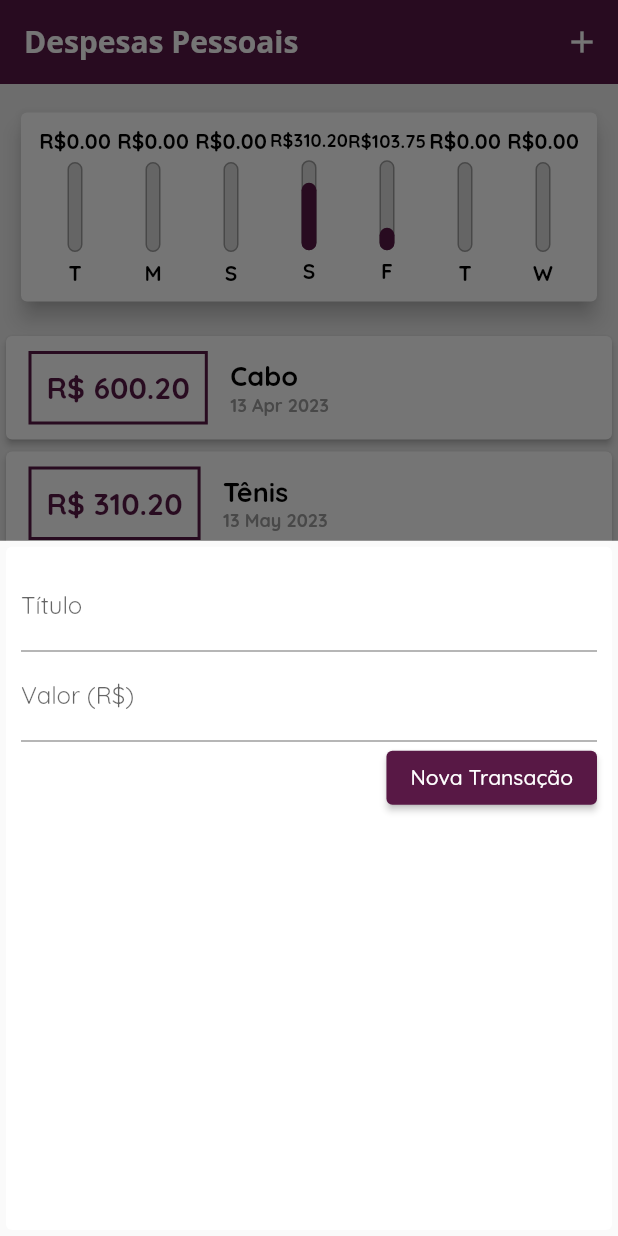
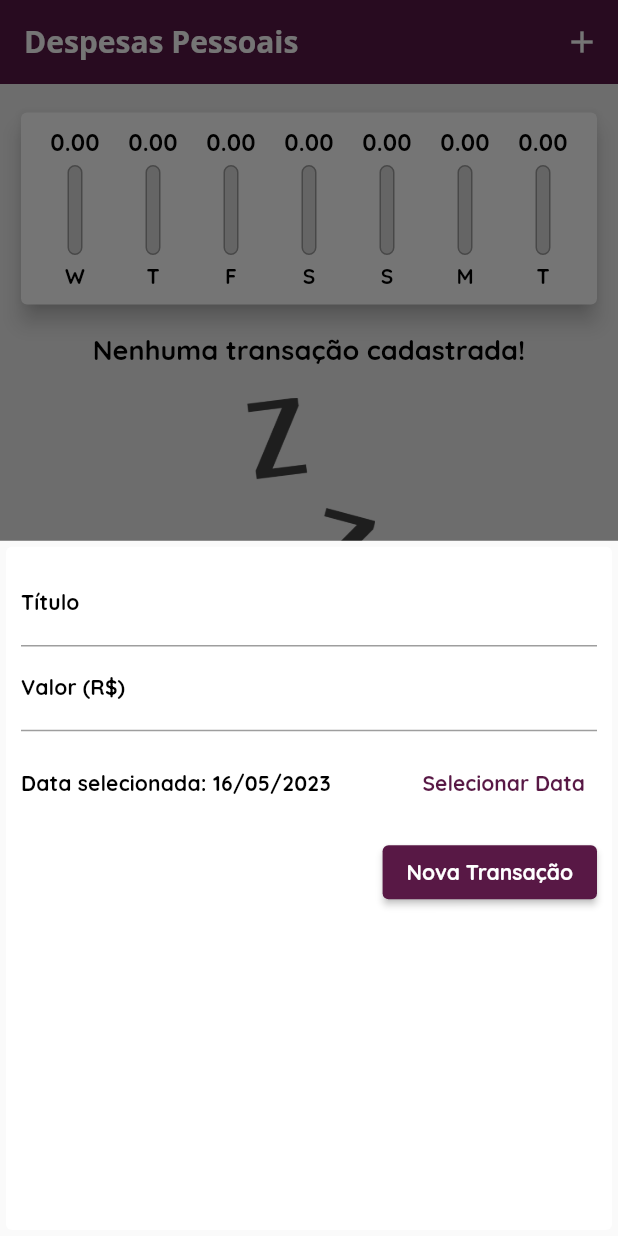
Before and after one commit to phesgot/expenses, a Flutter app: the screen it shows after launch, after a tap on the "add" icon, on a phone screen of 412 x 824 dp. Run offline on Flutter 3.47's test engine with Material 2 defaults, Android fonts, the phone set to English and light mode, and no system bars; our stand-ins replace google_fonts; missing offline and left inert: dart:ffi.

Commit message:
Registrando transações

```diff
--- a/lib/components/chart.dart
+++ b/lib/components/chart.dart
@@ -27,10 +27,10 @@ class Chart extends StatelessWidget {
         'day': DateFormat.E().format(weekDay)[0],
         'value': totalSum,
       };
-    });
+    }).reversed.toList();
   }
 
-  double get _weekTotalValue{
+  double get _weekTotalValue {
     return groupedTransactions.fold(0.0, (sum, tr) {
       return sum + (tr['value'] as double);
     });
@@ -52,7 +52,9 @@ class Chart extends StatelessWidget {
                 child: ChartBar(
                   label: tr['day'] as String,
                   value: tr['value'] as double,
-                  percentage: (tr['value'] as double) / _weekTotalValue,
+                  percentage: _weekTotalValue == 0
+                      ? 0
+                      : (tr['value'] as double) / _weekTotalValue,
                 ),
               );
             }).toList(),
--- a/lib/components/chart_bar.dart
+++ b/lib/components/chart_bar.dart
@@ -16,10 +16,13 @@ class ChartBar extends StatelessWidget {
   Widget build(BuildContext context) {
     return Column(
       children: [
-        FittedBox(
-          child: Text(
-            'R\$${value.toStringAsFixed(2)}',
-            style: Theme.of(context).textTheme.titleSmall,
+        SizedBox(
+          height: 20,
+          child: FittedBox(
+            child: Text(
+              value.toStringAsFixed(2),
+              style: Theme.of(context).textTheme.titleSmall,
+            ),
           ),
         ),
         const SizedBox(height: 5),
--- a/lib/components/transaction_form.dart
+++ b/lib/components/transaction_form.dart
@@ -1,4 +1,5 @@
 import 'package:flutter/material.dart';
+import 'package:intl/intl.dart';
 
 class TransactionForm extends StatefulWidget {
   const TransactionForm({
@@ -6,7 +7,7 @@ class TransactionForm extends StatefulWidget {
     required this.onSubmit,
   }) : super(key: key);
 
-  final void Function(String, double) onSubmit;
+  final void Function(String, double, DateTime) onSubmit;
 
   @override
   State<TransactionForm> createState() => _TransactionFormState();
@@ -14,18 +15,34 @@ class TransactionForm extends StatefulWidget {
 
 class _TransactionFormState extends State<TransactionForm> {
   //Controlers
-  final titleController = TextEditingController();
+  final _titleController = TextEditingController();
+  final _valueController = TextEditingController();
+  DateTime _selectedDate = DateTime.now();
 
-  final valueController = TextEditingController();
+  _submitForm() {
+    final title = _titleController.text;
+    final value = double.tryParse(_valueController.text) ?? 0.0;
 
-  _submitForm(){
-      final title = titleController.text;
-      final value = double.tryParse(valueController.text) ?? 0.0;
+    if (title.isEmpty || value <= 0) {
+      return;
+    }
+    widget.onSubmit(title, value, _selectedDate);
+  }
 
-      if(title.isEmpty || value <= 0){
+  _showDatePicker() {
+    showDatePicker(
+      context: context,
+      initialDate: DateTime.now(),
+      firstDate: DateTime(2019),
+      lastDate: DateTime.now(),
+    ).then((pickDate) {
+      if (pickDate == null) {
         return;
       }
-      widget.onSubmit(title, value);
+      setState(() {
+        _selectedDate = pickDate;
+      });
+    });
   }
 
   @override
@@ -37,29 +54,65 @@ class _TransactionFormState extends State<TransactionForm> {
         child: Column(
           children: [
             TextField(
-              controller: titleController,
+              style: Theme.of(context).textTheme.titleSmall,
+              controller: _titleController,
               onSubmitted: (_) => _submitForm(),
-              decoration: const InputDecoration(
+              decoration: InputDecoration(
                 labelText: 'Título',
+                labelStyle: Theme.of(context).textTheme.titleSmall,
               ),
             ),
             TextField(
-              controller: valueController,
+              style: Theme.of(context).textTheme.titleSmall,
+              controller: _valueController,
               onSubmitted: (_) => _submitForm(),
-              keyboardType: const TextInputType.numberWithOptions(decimal: true),
-              decoration: const InputDecoration(
+              keyboardType:
+                  const TextInputType.numberWithOptions(decimal: true),
+              decoration: InputDecoration(
                 labelText: 'Valor (R\$)',
+                labelStyle: Theme.of(context).textTheme.titleSmall,
+              ),
+            ),
+            SizedBox(
+              height: 70,
+              child: Row(
+                children: [
+                  Expanded(
+                    child: Text(
+                      'Data selecionada: ${DateFormat('dd/MM/y').format(_selectedDate)}',
+                      style: Theme.of(context).textTheme.titleSmall,
+                    ),
+                  ),
+                  const SizedBox(width: 20),
+                  Padding(
+                    padding: const EdgeInsets.all(8.0),
+                    child: InkWell(
+                      onTap: _showDatePicker,
+                      child: Text(
+                        'Selecionar Data',
+                        style: TextStyle(
+                          fontSize: 14,
+                          color: Theme.of(context).colorScheme.primary,
+                        ),
+                      ),
+                    ),
+                  )
+                ],
               ),
             ),
             Row(
               mainAxisAlignment: MainAxisAlignment.end,
               children: [
                 ElevatedButton(
-                    onPressed: _submitForm,
-                    style: ElevatedButton.styleFrom(
-                      backgroundColor: const Color(0xff581845),
-                    ),
-                    child: const Text('Nova Transação'))
+                  onPressed: _submitForm,
+                  style: ElevatedButton.styleFrom(
+                    backgroundColor: const Color(0xff581845),
+                  ),
+                  child: Text(
+                    'Nova Transação',
+                    style: Theme.of(context).textTheme.labelLarge,
+                  ),
+                )
               ],
             )
           ],
--- a/lib/components/transaction_list.dart
+++ b/lib/components/transaction_list.dart
@@ -11,7 +11,7 @@ class TransactionList extends StatelessWidget {
   @override
   Widget build(BuildContext context) {
     return SizedBox(
-      height: 300,
+      height: 400,
       child: transactions.isEmpty
           ? Column(
               children: [
@@ -31,41 +31,35 @@ class TransactionList extends StatelessWidget {
               itemBuilder: (ctx, index) {
                 final tr = transactions[index];
                 return Card(
-                    elevation: 2,
-                    child: Row(
-                      children: [
-                        Container(
+                  elevation: 4,
                   margin: const EdgeInsets.symmetric(
-                            horizontal: 15,
-                            vertical: 10,
+                    vertical: 8,
+                    horizontal: 5,
                   ),
-                          decoration: BoxDecoration(
-                              border: Border.all(
-                            color: Theme.of(context).colorScheme.primary,
-                            width: 2,
-                          )),
-                          padding: const EdgeInsets.all(10),
+                  child: ListTile(
+                    leading: CircleAvatar(
+                      backgroundColor: Theme.of(context).colorScheme.primary,
+                      radius: 30,
+                      child: Padding(
+                        padding: const EdgeInsets.all(6.0),
+                        child: FittedBox(
                           child: Text(
-                            "R\$ ${tr.value.toStringAsFixed(2)}",
+                            'R\$${tr.value.toStringAsFixed(2)}',
                             style: Theme.of(context).textTheme.bodyLarge,
                           ),
                         ),
-                        Expanded(
-                          child: Column(
-                            crossAxisAlignment: CrossAxisAlignment.start,
-                            children: [
-                              Text(
+                      ),
+                    ),
+                    title: Text(
                       tr.title,
+                      style: Theme.of(context).textTheme.bodyMedium,
                     ),
-                              Text(
+                    subtitle: Text(
                       DateFormat('d MMM y').format(tr.date),
                       style: Theme.of(context).textTheme.bodySmall,
                     ),
-                            ],
                   ),
-                        ),
-                      ],
-                    ));
+                );
               },
             ),
     );
--- a/lib/main.dart
+++ b/lib/main.dart
@@ -21,6 +21,13 @@ class Expenses extends StatelessWidget {
           tertiary: Colors.grey[200],
         ),
         textTheme: GoogleFonts.quicksandTextTheme(textTheme).copyWith(
+          labelLarge: GoogleFonts.quicksand(
+            textStyle: const TextStyle(
+              fontSize: 14,
+              fontWeight: FontWeight.bold,
+              color: Colors.white,
+            ),
+          ),
           bodySmall: GoogleFonts.quicksand(
             textStyle: const TextStyle(
               fontSize: 12,
@@ -37,11 +44,11 @@ class Expenses extends StatelessWidget {
             ),
           ),
           bodyLarge: GoogleFonts.quicksand(
-              textStyle: const TextStyle(
-                fontSize: 20,
-                fontWeight: FontWeight.bold,
-                color: Color(0xff581845),
-              ),
+            textStyle: const TextStyle(
+              fontSize: 20,
+              fontWeight: FontWeight.bold,
+              color: Colors.white,
+            ),
           ),
           titleSmall: GoogleFonts.quicksand(
             textStyle: const TextStyle(
--- a/lib/screens/home_screen.dart
+++ b/lib/screens/home_screen.dart
@@ -14,30 +14,10 @@ class HomeScreen extends StatefulWidget {
 }
 
 class _HomeScreenState extends State<HomeScreen> {
-
-  final List<Transaction> _transactions = [
-    Transaction(
-      id: 't0',
-      title: 'Cabo',
-      value: 600.20,
-      date: DateTime.now().subtract(Duration(days: 33)),
-    ),
-    Transaction(
-      id: 't1',
-      title: 'Tênis',
-      value: 310.20,
-      date: DateTime.now().subtract(Duration(days: 3)),
-    ),
-    Transaction(
-      id: 't2',
-      title: 'Conta de Luz',
-      value: 103.75,
-      date: DateTime.now().subtract(Duration(days: 4)),
-    ),
-  ];
+  final List<Transaction> _transactions = [];
 
   List<Transaction> get _recentTransactions {
-    return _transactions.where((tr){
+    return _transactions.where((tr) {
       return tr.date.isAfter(DateTime.now().subtract(const Duration(days: 7)));
     }).toList();
   }
@@ -46,17 +26,19 @@ class _HomeScreenState extends State<HomeScreen> {
     showModalBottomSheet(
       context: context,
       builder: (_) {
-        return TransactionForm(onSubmit: _addTransaction,);
+        return TransactionForm(
+          onSubmit: _addTransaction,
+        );
       },
     );
   }
 
-  _addTransaction(String title, double value) {
+  _addTransaction(String title, double value, DateTime date) {
     final newTransaction = Transaction(
       id: Random().nextDouble().toString(),
       title: title,
       value: value,
-      date: DateTime.now(),
+      date: date,
     );
 
     setState(() {
```
Lines whose indentation alone changed are shown as unchanged.
